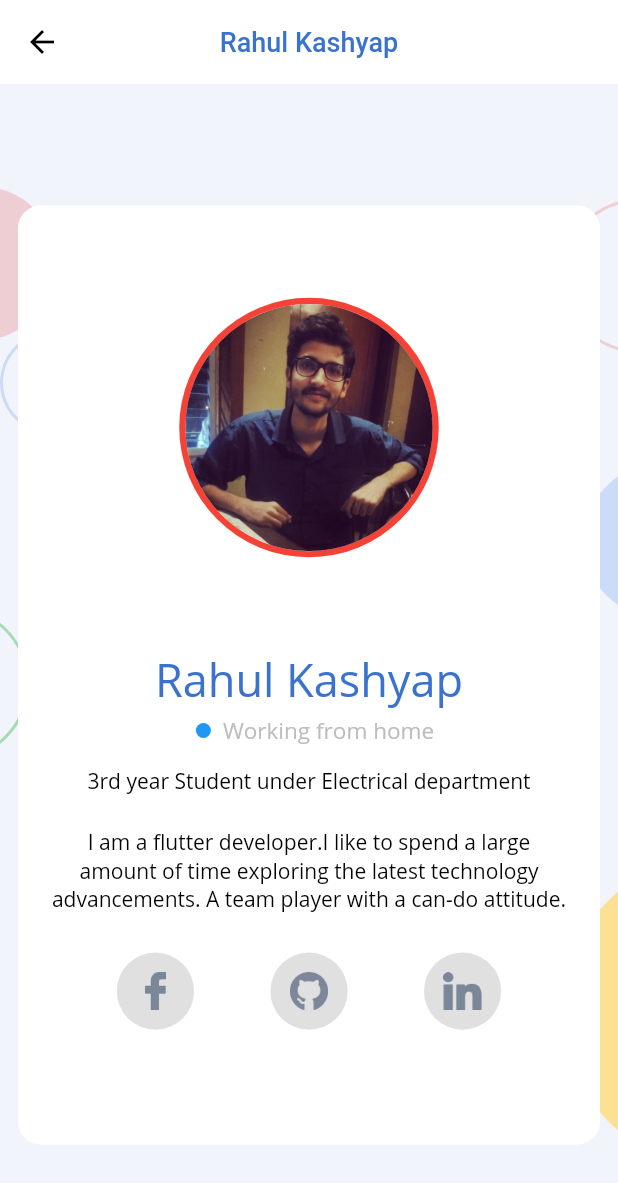
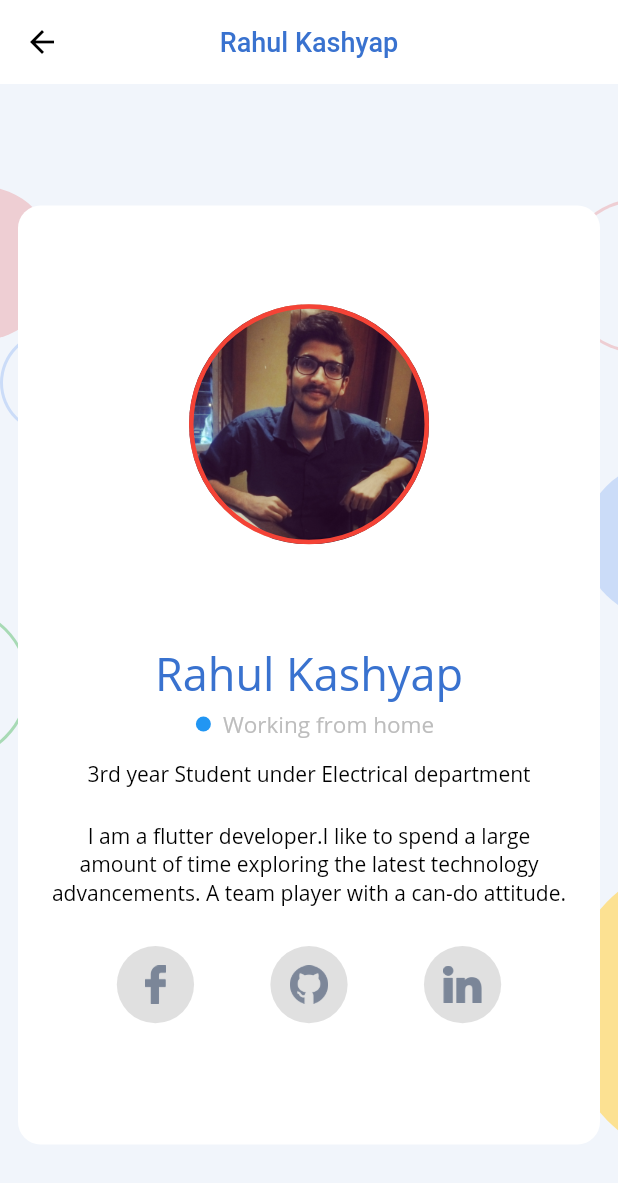
Before and after one commit to dsc-iem/AppDev-Hacktoberfest, a Flutter app: the MembersOverviewScreen screen opened directly, after a tap on the "arrow forward ios" icon, on a phone screen of 412 x 824 dp. Shown: the top 1183 px of the screen. Run offline on Flutter 3.47's test engine with Material 2 defaults, Android fonts, the phone set to English and light mode, and no system bars; our stand-ins replace font_awesome_flutter, shared_preferences; missing offline and left inert: circular_reveal_animation; accounts and stored records are empty.

```diff
--- a/lib/screens/member_detail_screen.dart
+++ b/lib/screens/member_detail_screen.dart
@@ -153,14 +153,19 @@ class MemberDetailScreen extends StatelessWidget {
           child: Column(
             mainAxisAlignment: MainAxisAlignment.spaceEvenly,
             children: [
-              CircleAvatar(
-                radius: MediaQuery.of(context).size.width * 0.21,
-                backgroundColor: Colors.red,
-                child: CircleAvatar(
-                    radius: MediaQuery.of(context).size.width * 0.2,
-                    child: ClipOval(
-                        child: Image(image: AssetImage(member.profilePath)))),
+              Hero(
+                  tag: member.name,
+                  child: Container(
+                    width: 160.0,
+                    height: 160.0,
+                    decoration: BoxDecoration(
+                      border: Border.all(color: Colors.red,width: 3.0),
+                      shape: BoxShape.circle,
+                      image:  DecorationImage(
+                        image: AssetImage(member.profilePath),
                       ),
+                    ),
+                  )),
               Column(
                 mainAxisSize: MainAxisSize.min,
                 children: [
@@ -222,20 +227,28 @@ class MemberDetailScreen extends StatelessWidget {
                     child: Row(
                       mainAxisAlignment: MainAxisAlignment.spaceEvenly,
                       children: <Widget>[
-                        member.fburl==null?SizedBox.shrink():_buildSocialButton(
+                        member.fburl == null
+                            ? SizedBox.shrink()
+                            : _buildSocialButton(
                                 size: size,
                                 context: context,
-                            iconPath: 'assets/images/facebook light theme.png',
+                                iconPath:
+                                    'assets/images/facebook light theme.png',
                                 url: member.fburl),
-                        member.githubUrl==null?Container():_buildSocialButton(
+                        member.githubUrl == null
+                            ? Container()
+                            : _buildSocialButton(
                                 size: size,
                                 context: context,
                                 iconPath: 'assets/images/github.png',
                                 url: member.githubUrl),
-                        member.linkedInUrl==null?Container():_buildSocialButton(
+                        member.linkedInUrl == null
+                            ? Container()
+                            : _buildSocialButton(
                                 size: size,
                                 context: context,
-                            iconPath: 'assets/images/linkdin light theme.png',
+                                iconPath:
+                                    'assets/images/linkdin light theme.png',
                                 url: member.linkedInUrl),
                       ],
                     ),
--- a/lib/theming/dark_theme_provider.dart
+++ b/lib/theming/dark_theme_provider.dart
@@ -5,7 +5,7 @@ import 'dark_theme_prefs.dart';
 class DarkThemeProvider with ChangeNotifier {
   DarkThemePreference darkThemePreference = DarkThemePreference();
 
-  bool _darkTheme=null;
+  bool _darkTheme;
 
   bool get darkTheme {
     Brightness brightness = SchedulerBinding.instance.window.platformBrightness;
--- a/lib/widgets/overview_tile.dart
+++ b/lib/widgets/overview_tile.dart
@@ -8,7 +8,6 @@ class OverviewTile extends StatelessWidget {
   OverviewTile(this.member);
   @override
   Widget build(BuildContext context) {
-    var size = MediaQuery.of(context).size;
     return Container(
       margin: EdgeInsets.only(left: 8, right: 8, top: 20),
       height: MediaQuery.of(context).size.height / 9,
@@ -18,12 +17,17 @@ class OverviewTile extends StatelessWidget {
         elevation: 0,
         child: Center(
           child: ListTile(
-            leading: CircleAvatar(
-
-                          child: ClipOval(
-                child: Image(image: AssetImage(member.profilePath)),
-              ),
-            ),
+            leading: Hero(
+                tag: member.name,
+                child: Container(
+                  width: 60.0,
+                  decoration: BoxDecoration(
+                    shape: BoxShape.circle,
+                    image: DecorationImage(
+                      image: AssetImage(member.profilePath),
+                    ),
+                  ),
+                )),
             title: Text(member.name),
             subtitle: Text(
               member.status,
@@ -33,8 +37,10 @@ class OverviewTile extends StatelessWidget {
                       : Colors.grey[700]),
             ),
             trailing: IconButton(
-                icon: Icon(Icons.arrow_forward_ios), onPressed: () {
-                  Navigator.of(context).push(MaterialPageRoute(builder: (ctx)=>MemberDetailScreen(member)));
+                icon: Icon(Icons.arrow_forward_ios),
+                onPressed: () {
+                  Navigator.of(context).push(MaterialPageRoute(
+                      builder: (ctx) => MemberDetailScreen(member)));
                 }),
           ),
         ),
--- a/pubspec.yaml
+++ b/pubspec.yaml
@@ -31,6 +31,7 @@ dependencies:
   provider: ^4.3.2+2
   url_launcher: ^5.6.0
   circular_reveal_animation: ^1.1.5
+  font_awesome_flutter: ^8.8.1
 
 dev_dependencies:
   flutter_test:
```
Also changed, not shown: lib/screens/home_screen.dart (+83 -37 lines), pubspec.lock. Lines whose indentation alone changed are shown as unchanged.
